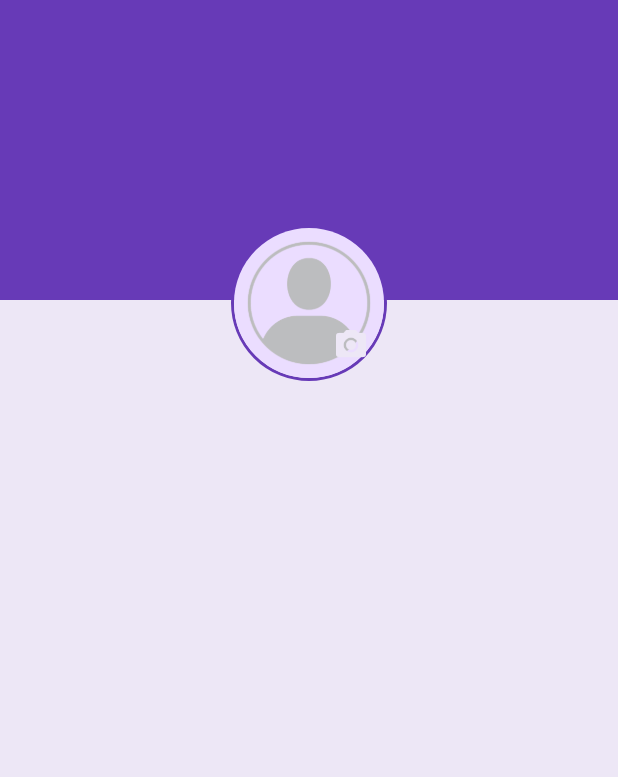
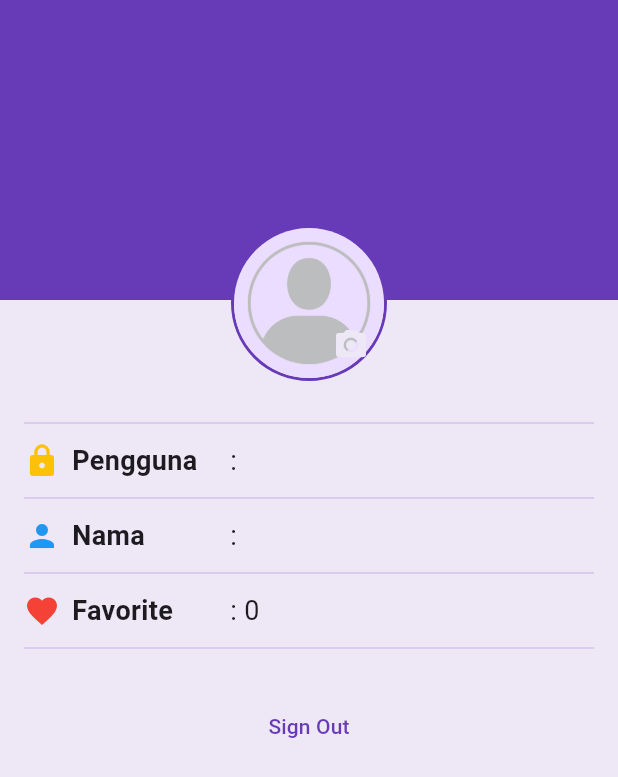
Before and after one commit to MGilangSeftian/Project-wisata-candi-PAB1, a Flutter app: the ProfileScreen screen opened directly, on a phone screen of 412 x 824 dp. Shown: the top 777 px of the screen. Run offline on Flutter 3.47's test engine with Material 3 defaults, Android fonts, the phone set to English and light mode, and no system bars.

Commit message:
profileScreen

```diff
--- a/wisata_candi/lib/main.dart
+++ b/wisata_candi/lib/main.dart
@@ -38,10 +38,10 @@ class MyApp extends StatelessWidget {
         ),
         useMaterial3: true,
       ),
-      // home: ProfileScreen(),
+      home: ProfileScreen(),
       // home: DetailScreen(candi: candiList[0]),
       // home: SignInScreen(),
-      home: SignUpScreen(),
+      // home: SignUpScreen(),
       // home: SearchScreen(),
       // home: HomeScreen(),
       // home: MainScreen(),
--- a/wisata_candi/lib/screens/profile_screen.dart
+++ b/wisata_candi/lib/screens/profile_screen.dart
@@ -8,11 +8,24 @@ class ProfileScreen extends StatefulWidget {
 }
 
 class _ProfileScreenState extends State<ProfileScreen> {
-  //TODO: 1. Deklarasiakan variabel yang dibutuhkan
-  bool isSigndIn = true;
-  String fullName = '';
-  String userName = '';
+  // Todo 1 Deklarasikan variabel yang dibutuhkan
+  bool isSignedIn = true;
+  String fullName = "";
+  String userName = "";
   int favoriteCandiCount = 0;
+
+  // Todo 5 Implementasi Fungsi Sign In
+  void signIn(){
+    setState(() {
+      isSignedIn = !isSignedIn;
+    });
+  }
+  // Todo 6 Implementasi Fungsi Sign Out
+  void signOut(){
+    setState(() {
+      isSignedIn = !isSignedIn;
+    });
+  }
 
   @override
   Widget build(BuildContext context) {
@@ -24,40 +37,106 @@ class _ProfileScreenState extends State<ProfileScreen> {
             width: double.infinity,
             color: Colors.deepPurple,
           ),
+          Padding(
+            padding: const EdgeInsets.symmetric(horizontal: 16),
+            child: Column(
+              children: [
+              //   TODO 2 Buat bagian Profile header yang berisi gambar profile
                 Align(
                   alignment: Alignment.topCenter,
                   child: Padding(
-              padding: const EdgeInsets.only(top: 200 - 50),
+                    padding: const EdgeInsets.only(top: 200-50),
                     child: Stack(
                       alignment: Alignment.bottomRight,
                       children: [
-                  // TODO: 2. Buat bagaian profile header yang berisi gambar profile
-                  //Stack(
                         Container(
                           decoration: BoxDecoration(
                             border: Border.all(color: Colors.deepPurple, width: 2),
-                          shape: BoxShape.circle,
+                            shape: BoxShape.circle
                           ),
                           child: CircleAvatar(
                             radius: 50,
-                          backgroundImage:
-                              AssetImage('images/placeholder_image.png'),
+                            backgroundImage: AssetImage('images/placeholder_image.png'),
                           ),
                         ),
-                      if (isSigndIn)
+                        if (isSignedIn)
                           IconButton(
-                            onPressed: () {},
-                            icon: Icon(
-                              Icons.camera_alt,
-                              color: Colors.deepPurple[50],
-                            ))
+                              onPressed: (){},
+                              icon: Icon(Icons.camera_alt, color: Colors.deepPurple[50],),),
                       ],
                     ),
-                  //   TODO: 3.  buat bagaian profile yang berisi info profile
-                  //   Todo : 4. Buat ProfileActions yang berisi text button sign in/out
-
                   ),
                 ),
+              //   TODO 3. buat bagian profile info yang berisi info profile
+                SizedBox(height: 20,),
+                Divider(color: Colors.deepPurple[100]),
+              SizedBox(height: 4,),
+              Row(
+                children: [
+                  SizedBox(width: MediaQuery.of(context).size.width/3,
+                    child: Row(
+                      children: [
+                        Icon(Icons.lock, color: Colors.amber,),
+                        SizedBox(width: 8,),
+                        Text('Pengguna', style: TextStyle(
+                          fontSize: 18, fontWeight: FontWeight.bold,
+                        ),),
+                      ],
+                    ),),
+                  Expanded(
+                      child: Text(': $userName' , style: TextStyle(
+                        fontSize: 18),),),
+                    ],
+                  ),
+                SizedBox(height: 4,),
+                Divider(color: Colors.deepPurple[100],),
+                SizedBox(height: 4,),
+                Row(
+                  children: [
+                    SizedBox(width: MediaQuery.of(context).size.width/3,
+                      child: Row(
+                        children: [
+                          Icon(Icons.person, color: Colors.blue),
+                          SizedBox(width: 8,),
+                          Text('Nama' , style: TextStyle(
+                            fontSize: 18, fontWeight: FontWeight.bold,
+                          ),)
+                        ],
+                      ),),
+                    Expanded(
+                      child: Text(': $fullName', style: TextStyle(
+                          fontSize: 18),),),
+                ],
+              ),
+                SizedBox(height: 4,),
+                Divider(color: Colors.deepPurple[100],),
+                SizedBox(height: 4,),
+                Row(
+                  children: [
+                    SizedBox(width: MediaQuery.of(context).size.width/3,
+                      child: Row(
+                        children: [
+                          Icon(Icons.favorite, color: Colors.red),
+                          SizedBox(width: 8,),
+                          Text('Favorite' , style: TextStyle(
+                            fontSize: 18, fontWeight: FontWeight.bold,
+                          ),)
+                        ],
+                      ),),
+                    Expanded(
+                      child: Text(': $favoriteCandiCount', style: TextStyle(
+                          fontSize: 18),),),
+                  ],
+                ),
+              //   TODO 4 buat profileAction yang berisi text Button sign in /out
+                SizedBox(height: 4,),
+                Divider(color: Colors.deepPurple[100],),
+                SizedBox(height: 20,),
+                isSignedIn ? TextButton(onPressed: signOut, child: Text('Sign Out'))
+                    :TextButton(onPressed: signIn, child: Text('Sign In'))
+              ],
+            ),
+          )
         ],
       ),
     );
```
Lines whose indentation alone changed are shown as unchanged.
